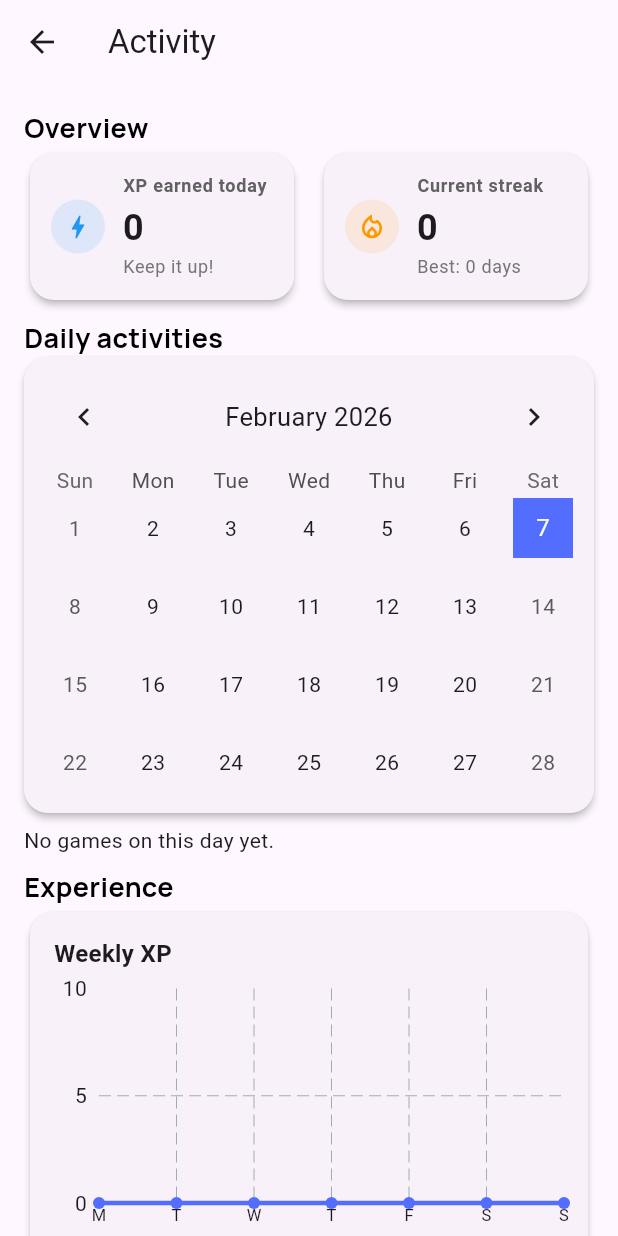
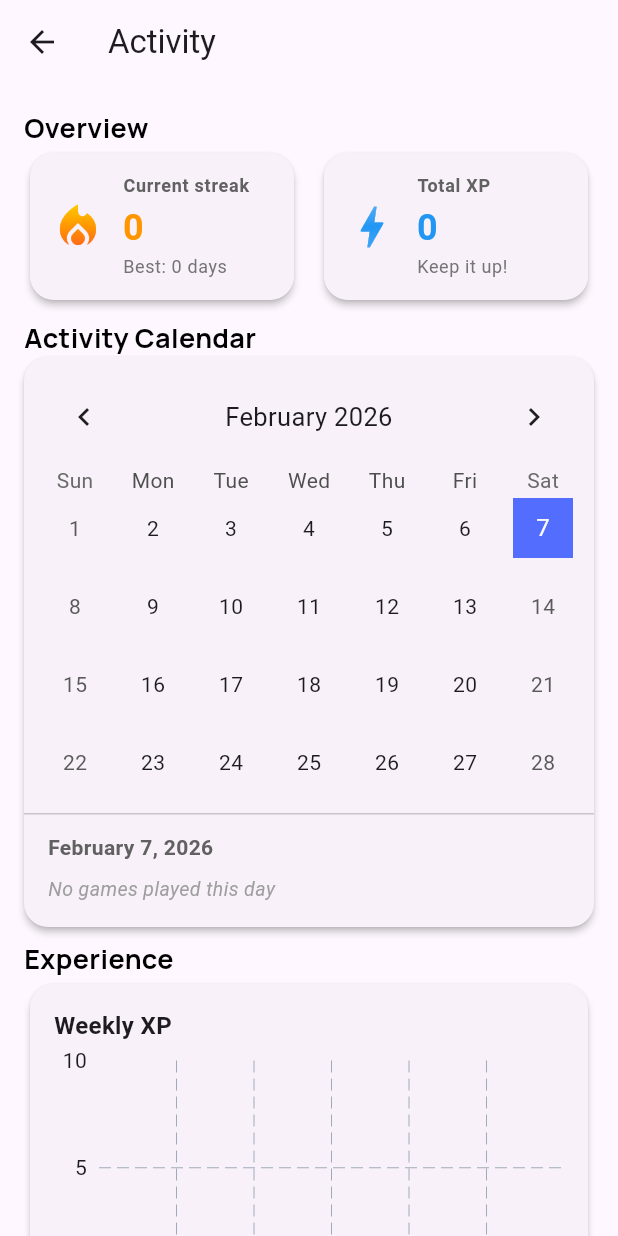
Before and after one commit to marp/matem_appka, a Flutter app: the ActivityPage screen opened by its route, on a phone screen of 412 x 824 dp. Run offline on Flutter 3.47's test engine with Material 3 defaults, Android fonts, the phone set to English and light mode, and no system bars; drawn by our look-alikes of fl_chart, table_calendar; our stand-ins replace audioplayers, flutter_local_notifications, flutter_svg, flutter_timezone, google_fonts, package_info_plus and 3 more; missing offline and left inert: back_button_interceptor; accounts and stored records are empty.

Commit message:
better design in activity

```diff
--- a/lib/pages/activity_page.dart
+++ b/lib/pages/activity_page.dart
@@ -67,10 +67,8 @@ class _ActivityPageState extends State<ActivityPage> {
                   Text("Overview", style: headerText),
                   _buildSummaryRow(),
                   const SizedBox(height: 8),
-                  Text("Daily activities", style: headerText),
+                  Text("Activity Calendar", style: headerText),
                   _buildCalendarCard(),
-                  const SizedBox(height: 8),
-                  _buildDaySessionsList(),
                   const SizedBox(height: 8),
                   Text("Experience", style: headerText),
                   _buildWeeklyActivityChart(),
@@ -88,7 +86,9 @@ class _ActivityPageState extends State<ActivityPage> {
       margin: EdgeInsets.zero,
       elevation: 2,
       shape: RoundedRectangleBorder(borderRadius: BorderRadius.circular(16)),
-      child: Padding(
+      child: Column(
+        children: [
+          Padding(
             padding: const EdgeInsets.all(8),
             child: TableCalendar(
               firstDay: DateTime.utc(2020, 1, 1),
@@ -131,6 +131,100 @@ class _ActivityPageState extends State<ActivityPage> {
               },
             ),
           ),
+          // Sekcja z sesjami wybranego dnia
+          _buildDaySessionsSection(),
+        ],
+      ),
+    );
+  }
+
+  String _formatSelectedDate() {
+    final day = _selectedDay ?? _focusedDay;
+    final months = [
+      'January', 'February', 'March', 'April', 'May', 'June',
+      'July', 'August', 'September', 'October', 'November', 'December'
+    ];
+    return '${months[day.month - 1]} ${day.day}, ${day.year}';
+  }
+
+  Widget _buildDaySessionsSection() {
+    final hasGames = _selectedDaySessions.isNotEmpty;
+
+    return Container(
+      width: double.infinity,
+      decoration: BoxDecoration(
+        borderRadius: const BorderRadius.only(
+          bottomLeft: Radius.circular(16),
+          bottomRight: Radius.circular(16),
+        ),
+      ),
+      child: Column(
+        crossAxisAlignment: CrossAxisAlignment.start,
+        children: [
+          const Divider(height: 1),
+          Padding(
+            padding: const EdgeInsets.fromLTRB(16, 12, 16, 8),
+            child: Text(
+              _formatSelectedDate(),
+              style: TextStyle(
+                fontSize: 14,
+                fontWeight: FontWeight.w600,
+                color: Colors.grey.shade700,
+              ),
+            ),
+          ),
+          if (!hasGames)
+            Padding(
+              padding: const EdgeInsets.fromLTRB(16, 0, 16, 16),
+              child: Text(
+                'No games played this day',
+                style: TextStyle(
+                  fontSize: 13,
+                  color: Colors.grey.shade500,
+                  fontStyle: FontStyle.italic,
+                ),
+              ),
+            )
+          else
+            ListView.separated(
+              shrinkWrap: true,
+              physics: const NeverScrollableScrollPhysics(),
+              padding: const EdgeInsets.only(bottom: 8),
+              itemCount: _selectedDaySessions.length,
+              separatorBuilder: (_, __) => const Divider(height: 1, indent: 56),
+              itemBuilder: (context, index) {
+                final s = _selectedDaySessions[index];
+                final time = TimeOfDay.fromDateTime(s.playedAt).format(context);
+                return ListTile(
+                  dense: true,
+                  leading: CircleAvatar(
+                    radius: 16,
+                    backgroundColor: primaryColor.withValues(alpha: 0.15),
+                    child: Icon(
+                      Icons.videogame_asset_outlined,
+                      size: 18,
+                      color: primaryColor,
+                    ),
+                  ),
+                  title: Text(
+                    '${s.gameType} · $time',
+                    style: const TextStyle(
+                      fontSize: 14,
+                      fontWeight: FontWeight.w500,
+                    ),
+                  ),
+                  subtitle: Text(
+                    'XP: ${s.xpEarned}  •  Score: ${s.score}',
+                    style: TextStyle(
+                      fontSize: 12,
+                      color: Colors.grey.shade600,
+                    ),
+                  ),
+                );
+              },
+            ),
+        ],
+      ),
     );
   }
 
@@ -139,29 +233,90 @@ class _ActivityPageState extends State<ActivityPage> {
     final currentStreak = _activityService.currentStreak;
     final bestStreak = _activityService.bestStreak;
 
-    return  Row(
+    return Row(
       crossAxisAlignment: CrossAxisAlignment.center,
       children: [
         Expanded(
+          child: _buildStreakCard(currentStreak, bestStreak),
+        ),
+        const SizedBox(width: 12),
+        Expanded(
           child: _buildSummaryCard(
-              title: 'XP earned today',
+            title: 'Total XP',
             value: '$todayXp',
             subtitle: 'Keep it up!',
             color: Colors.blue,
-              icon: Icons.bolt_outlined,
+            icon: Icons.bolt,
+          ),
+        ),
+      ],
+    );
+  }
+
+  Widget _buildStreakCard(int currentStreak, int bestStreak) {
+    return Card(
+      elevation: 2,
+      shape: RoundedRectangleBorder(borderRadius: BorderRadius.circular(16)),
+      child: Padding(
+        padding: const EdgeInsets.symmetric(horizontal: 14, vertical: 14),
+        child: Row(
+          crossAxisAlignment: CrossAxisAlignment.center,
+          children: [
+            // Ikona ognia z gradientem
+            ShaderMask(
+              shaderCallback: (bounds) => const LinearGradient(
+                begin: Alignment.topCenter,
+                end: Alignment.bottomCenter,
+                colors: [
+                  Color(0xFFFFD600),
+                  Color(0xFFFF9600),
+                  Color(0xFFFF5722),
+                ],
+              ).createShader(bounds),
+              child: const Icon(
+                Icons.local_fire_department,
+                size: 36,
+                color: Colors.white,
               ),
             ),
             const SizedBox(width: 12),
             Expanded(
-            child: _buildSummaryCard(
-              title: 'Current streak',
-              value: '$currentStreak',
-              subtitle: 'Best: $bestStreak days',
-              color: Colors.orange,
-              icon: Icons.local_fire_department_outlined,
+              child: Column(
+                crossAxisAlignment: CrossAxisAlignment.start,
+                mainAxisSize: MainAxisSize.min,
+                children: [
+                  Text(
+                    'Current streak',
+                    maxLines: 1,
+                    overflow: TextOverflow.ellipsis,
+                    style: Theme.of(context).textTheme.labelMedium?.copyWith(
+                      fontWeight: FontWeight.w600,
+                      color: Colors.grey.shade700,
+                    ),
+                  ),
+                  const SizedBox(height: 4),
+                  Text(
+                    '$currentStreak',
+                    style: Theme.of(context).textTheme.headlineSmall?.copyWith(
+                      fontWeight: FontWeight.bold,
+                      color: const Color(0xFFFF9600),
+                    ),
+                  ),
+                  const SizedBox(height: 2),
+                  Text(
+                    'Best: $bestStreak days',
+                    maxLines: 1,
+                    overflow: TextOverflow.ellipsis,
+                    style: Theme.of(context).textTheme.bodySmall?.copyWith(
+                      color: Colors.grey.shade600,
                     ),
                   ),
                 ],
+              ),
+            ),
+          ],
+        ),
+      ),
     );
   }
 
@@ -172,8 +327,6 @@ class _ActivityPageState extends State<ActivityPage> {
     required Color color,
     required IconData icon,
   }) {
-    final theme = Theme.of(context);
-
     return Card(
       elevation: 2,
       shape: RoundedRectangleBorder(borderRadius: BorderRadius.circular(16)),
@@ -182,10 +335,22 @@ class _ActivityPageState extends State<ActivityPage> {
         child: Row(
           crossAxisAlignment: CrossAxisAlignment.center,
           children: [
-            CircleAvatar(
-              radius: 18,
-              backgroundColor: color.withValues(alpha: 0.12),
-              child: Icon(icon, color: color, size: 20),
+            // Ikona z gradientem jak w streak card
+            ShaderMask(
+              shaderCallback: (bounds) => LinearGradient(
+                begin: Alignment.topCenter,
+                end: Alignment.bottomCenter,
+                colors: [
+                  color.withValues(alpha: 0.7),
+                  color,
+                  color.withValues(alpha: 0.8),
+                ],
+              ).createShader(bounds),
+              child: Icon(
+                icon,
+                size: 36,
+                color: Colors.white,
+              ),
             ),
             const SizedBox(width: 12),
             Expanded(
@@ -197,7 +362,7 @@ class _ActivityPageState extends State<ActivityPage> {
                     title,
                     maxLines: 1,
                     overflow: TextOverflow.ellipsis,
-                    style: theme.textTheme.labelMedium?.copyWith(
+                    style: Theme.of(context).textTheme.labelMedium?.copyWith(
                       fontWeight: FontWeight.w600,
                       color: Colors.grey.shade700,
                     ),
@@ -205,16 +370,17 @@ class _ActivityPageState extends State<ActivityPage> {
                   const SizedBox(height: 4),
                   Text(
                     value,
-                    style: theme.textTheme.headlineSmall?.copyWith(
+                    style: Theme.of(context).textTheme.headlineSmall?.copyWith(
                       fontWeight: FontWeight.bold,
+                      color: color,
                     ),
                   ),
                   const SizedBox(height: 2),
                   Text(
                     subtitle,
-                    maxLines: 2,
+                    maxLines: 1,
                     overflow: TextOverflow.ellipsis,
-                    style: theme.textTheme.bodySmall?.copyWith(
+                    style: Theme.of(context).textTheme.bodySmall?.copyWith(
                       color: Colors.grey.shade600,
                     ),
                   ),
@@ -308,30 +474,4 @@ class _ActivityPageState extends State<ActivityPage> {
       ),
     );
   }
-
-  Widget _buildDaySessionsList() {
-    if (_selectedDaySessions.isEmpty) {
-      return const  Text('No games on this day yet.');
 }
-
-    return Card(
-        elevation: 2,
-        shape: RoundedRectangleBorder(borderRadius: BorderRadius.circular(16)),
-        child: ListView.separated(
-          shrinkWrap: true,
-          physics: const NeverScrollableScrollPhysics(),
-          itemCount: _selectedDaySessions.length,
-          separatorBuilder: (_, _) => const Divider(height: 1),
-          itemBuilder: (context, index) {
-            final s = _selectedDaySessions[index];
-            final time = TimeOfDay.fromDateTime(s.playedAt).format(context);
-            return ListTile(
-              leading: const Icon(Icons.videogame_asset_outlined),
-              title: Text('${s.gameType} · $time'),
-              subtitle: Text('XP: ${s.xpEarned}  •  Score: ${s.score}'),
-            );
-          },
-        ),
-      );
-  }
-}
```
Lines whose indentation alone changed are shown as unchanged.
